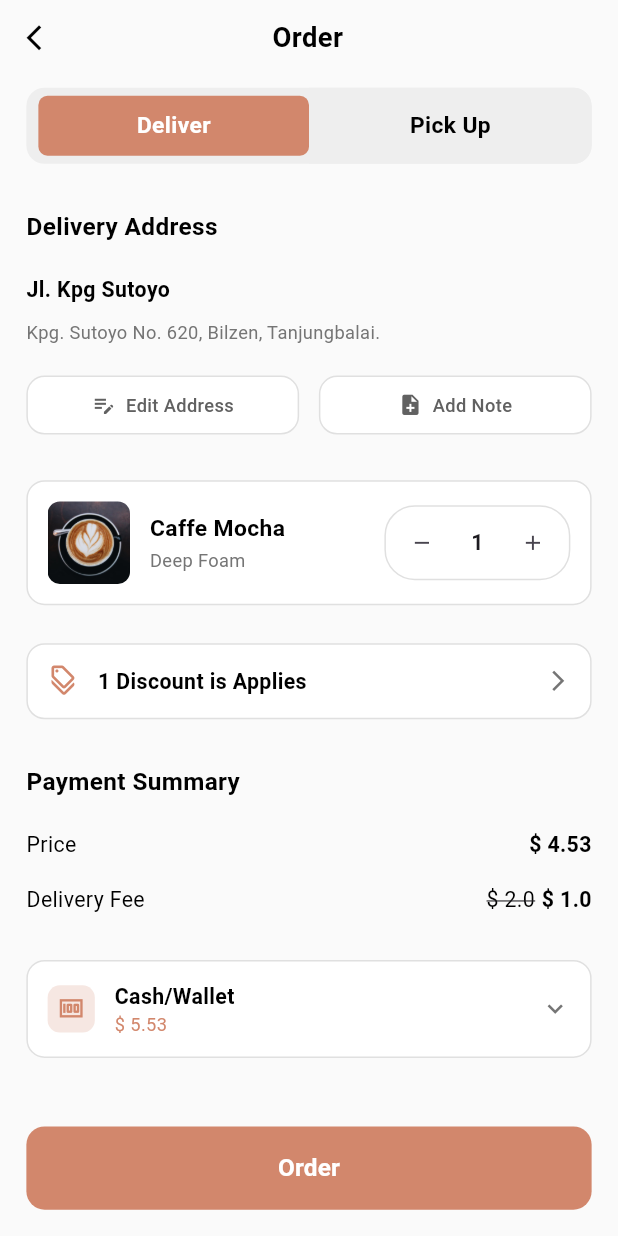
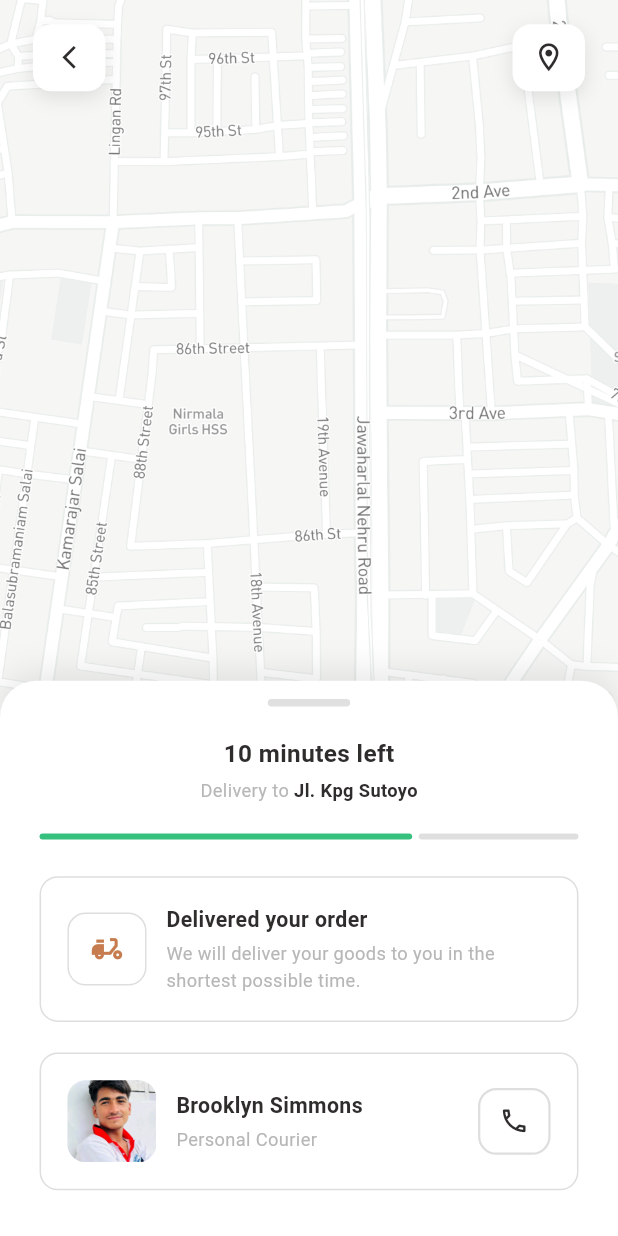
Before and after one commit to Nsushant1/coffee_shop_ui, a Flutter app: the OrderScreen screen opened directly, after a tap on "Order", on a phone screen of 412 x 824 dp. Run offline on Flutter 3.47's test engine with Material 3 defaults, Android fonts, the phone set to English and light mode, and no system bars; our stand-ins replace flutter_screenutil.

Commit message:
final commit

```diff
--- a/lib/screens/detail_screen.dart
+++ b/lib/screens/detail_screen.dart
@@ -242,6 +242,7 @@ class DetailScreen extends StatelessWidget {
                           ),
                           SizedBox(width: 20.w),
                           Expanded(
+                            //! Navigate to order screen
                             child: ElevatedButton(
                               onPressed: () {
                                 Navigator.push(
--- a/lib/screens/home_screen.dart
+++ b/lib/screens/home_screen.dart
@@ -256,6 +256,8 @@ class HomeScreen extends StatelessWidget {
     );
   }
 
+
+//! Navigate to detail screen
   Widget _buildNavItem(BuildContext context, IconData icon, bool isActive) {
     return GestureDetector(
       onTap: () {
@@ -264,6 +266,7 @@ class HomeScreen extends StatelessWidget {
           MaterialPageRoute(builder: (context) => DetailScreen()),
         );
       },
+      //! Method for bottom icons
       child: Icon(
         icon,
         color: isActive ? const Color(0xFFC67C4E) : const Color(0xFF8D8D8D),
--- /dev/null
+++ b/lib/screens/location_screen.dart
@@ -0,0 +1,323 @@
+import 'package:flutter/material.dart';
+import 'package:flutter_screenutil/flutter_screenutil.dart';
+
+class LocationScreen extends StatelessWidget {
+  const LocationScreen({super.key});
+
+  @override
+  Widget build(BuildContext context) {
+    return Scaffold(
+      body: Stack(
+        children: [
+          Container(
+            width: double.infinity,
+            height: double.infinity,
+            decoration: const BoxDecoration(
+              image: DecorationImage(
+                image: AssetImage('assets/images/map.png'),
+                fit: BoxFit.cover,
+              ),
+            ),
+          ),
+
+          SafeArea(
+            child: Padding(
+              padding: EdgeInsets.symmetric(horizontal: 20.w, vertical: 16.h),
+              child: Row(
+                mainAxisAlignment: MainAxisAlignment.spaceBetween,
+                children: [
+                  GestureDetector(
+                    onTap: () {
+                      Navigator.pop(context);
+                    },
+                    child: Container(
+                      width: 44.w,
+                      height: 44.h,
+                      decoration: BoxDecoration(
+                        color: Colors.white,
+                        borderRadius: BorderRadius.circular(12.r),
+                        boxShadow: [
+                          BoxShadow(
+                            color: Colors.black.withOpacity(0.1),
+                            blurRadius: 10,
+                            offset: const Offset(0, 4),
+                          ),
+                        ],
+                      ),
+                      child: Icon(
+                        Icons.arrow_back_ios_new,
+                        size: 18.sp,
+                        color: const Color(0xFF2F2D2C),
+                      ),
+                    ),
+                  ),
+
+                  Container(
+                    width: 44.w,
+                    height: 44.h,
+                    decoration: BoxDecoration(
+                      color: Colors.white,
+                      borderRadius: BorderRadius.circular(12.r),
+                      boxShadow: [
+                        BoxShadow(
+                          color: Colors.black.withOpacity(0.1),
+                          blurRadius: 10,
+                          offset: const Offset(0, 4),
+                        ),
+                      ],
+                    ),
+                    child: Icon(
+                      Icons.location_on_outlined,
+                      size: 22.sp,
+                      color: const Color(0xFF2F2D2C),
+                    ),
+                  ),
+                ],
+              ),
+            ),
+          ),
+
+          Align(
+            alignment: Alignment.bottomCenter,
+            child: Container(
+              decoration: BoxDecoration(
+                color: Colors.white,
+                borderRadius: BorderRadius.only(
+                  topLeft: Radius.circular(24.r),
+                  topRight: Radius.circular(24.r),
+                ),
+                boxShadow: [
+                  BoxShadow(
+                    color: Colors.black.withOpacity(0.1),
+                    blurRadius: 20,
+                    offset: const Offset(0, -4),
+                  ),
+                ],
+              ),
+              child: Column(
+                mainAxisSize: MainAxisSize.min,
+                children: [
+                  Container(
+                    margin: EdgeInsets.only(top: 12.h),
+                    width: 50.w,
+                    height: 5.h,
+                    decoration: BoxDecoration(
+                      color: const Color(0xFFE0E0E0),
+                      borderRadius: BorderRadius.circular(10.r),
+                    ),
+                  ),
+
+                  SizedBox(height: 20.h),
+
+                  Text(
+                    '10 minutes left',
+                    style: TextStyle(
+                      color: const Color(0xFF2F2D2C),
+                      fontSize: 16.sp,
+                      fontWeight: FontWeight.w600,
+                    ),
+                  ),
+
+                  SizedBox(height: 4.h),
+
+                  Row(
+                    mainAxisAlignment: MainAxisAlignment.center,
+                    children: [
+                      Text(
+                        'Delivery to ',
+                        style: TextStyle(
+                          color: const Color(0xFFB7B7B7),
+                          fontSize: 12.sp,
+                          fontWeight: FontWeight.w400,
+                        ),
+                      ),
+                      Text(
+                        'Jl. Kpg Sutoyo',
+                        style: TextStyle(
+                          color: const Color(0xFF2F2D2C),
+                          fontSize: 12.sp,
+                          fontWeight: FontWeight.w600,
+                        ),
+                      ),
+                    ],
+                  ),
+
+                  SizedBox(height: 20.h),
+
+                  Padding(
+                    padding: EdgeInsets.symmetric(horizontal: 24.w),
+                    child: Row(
+                      children: [
+                        Expanded(
+                          flex: 7,
+                          child: Container(
+                            height: 4.h,
+                            decoration: BoxDecoration(
+                              color: const Color(0xFF36C07E),
+                              borderRadius: BorderRadius.circular(10.r),
+                            ),
+                          ),
+                        ),
+                        SizedBox(width: 4.w),
+                        Expanded(
+                          flex: 3,
+                          child: Container(
+                            height: 4.h,
+                            decoration: BoxDecoration(
+                              color: const Color(0xFFDFDFDF),
+                              borderRadius: BorderRadius.circular(10.r),
+                            ),
+                          ),
+                        ),
+                      ],
+                    ),
+                  ),
+
+                  SizedBox(height: 24.h),
+
+                  Padding(
+                    padding: EdgeInsets.symmetric(horizontal: 24.w),
+                    child: Container(
+                      padding: EdgeInsets.all(16.w),
+                      decoration: BoxDecoration(
+                        border: Border.all(
+                          color: const Color(0xFFDEDEDE),
+                          width: 1,
+                        ),
+                        borderRadius: BorderRadius.circular(12.r),
+                      ),
+                      child: Row(
+                        children: [
+                          Container(
+                            width: 48.w,
+                            height: 48.h,
+                            decoration: BoxDecoration(
+                              color: Colors.white,
+                              borderRadius: BorderRadius.circular(12.r),
+                              border: Border.all(
+                                color: const Color(0xFFDEDEDE),
+                                width: 1,
+                              ),
+                            ),
+                            child: Icon(
+                              Icons.delivery_dining,
+                              color: const Color(0xFFC67C4E),
+                              size: 24.sp,
+                            ),
+                          ),
+
+                          SizedBox(width: 12.w),
+
+                          Expanded(
+                            child: Column(
+                              crossAxisAlignment: CrossAxisAlignment.start,
+                              children: [
+                                Text(
+                                  'Delivered your order',
+                                  style: TextStyle(
+                                    color: const Color(0xFF2F2D2C),
+                                    fontSize: 14.sp,
+                                    fontWeight: FontWeight.w600,
+                                  ),
+                                ),
+                                SizedBox(height: 4.h),
+                                Text(
+                                  'We will deliver your goods to you in the shortest possible time.',
+                                  style: TextStyle(
+                                    color: const Color(0xFFB7B7B7),
+                                    fontSize: 12.sp,
+                                    fontWeight: FontWeight.w400,
+                                    height: 1.5,
+                                  ),
+                                ),
+                              ],
+                            ),
+                          ),
+                        ],
+                      ),
+                    ),
+                  ),
+
+                  SizedBox(height: 20.h),
+
+                  Padding(
+                    padding: EdgeInsets.symmetric(horizontal: 24.w),
+                    child: Container(
+                      padding: EdgeInsets.all(16.w),
+                      decoration: BoxDecoration(
+                        borderRadius: BorderRadius.circular(12.r),
+                        border: Border.all(
+                          color: const Color(0xFFDEDEDE),
+                          width: 1,
+                        ),
+                      ),
+                      child: Row(
+                        children: [
+                          ClipRRect(
+                            borderRadius: BorderRadius.circular(12.r),
+                            child: Image.asset(
+                              'assets/images/me.jpeg',
+                              width: 54.w,
+                              height: 54.h,
+                              fit: BoxFit.cover,
+                            ),
+                          ),
+
+                          SizedBox(width: 12.w),
+
+                          Expanded(
+                            child: Column(
+                              crossAxisAlignment: CrossAxisAlignment.start,
+                              children: [
+                                Text(
+                                  'Brooklyn Simmons',
+                                  style: TextStyle(
+                                    color: const Color(0xFF2F2D2C),
+                                    fontSize: 14.sp,
+                                    fontWeight: FontWeight.w600,
+                                  ),
+                                ),
+                                SizedBox(height: 4.h),
+                                Text(
+                                  'Personal Courier',
+                                  style: TextStyle(
+                                    color: const Color(0xFFB7B7B7),
+                                    fontSize: 12.sp,
+                                    fontWeight: FontWeight.w400,
+                                  ),
+                                ),
+                              ],
+                            ),
+                          ),
+
+                          Container(
+                            width: 44.w,
+                            height: 44.h,
+                            decoration: BoxDecoration(
+                              borderRadius: BorderRadius.circular(12.r),
+                              border: Border.all(
+                                color: const Color(0xFFDEDEDE),
+                                width: 1.5,
+                              ),
+                            ),
+                            child: Icon(
+                              Icons.phone_outlined,
+                              color: const Color(0xFF2F2D2C),
+                              size: 20.sp,
+                            ),
+                          ),
+                        ],
+                      ),
+                    ),
+                  ),
+
+                  SizedBox(height: 30.h),
+                ],
+              ),
+            ),
+          ),
+        ],
+      ),
+    );
+  }
+}
--- a/lib/screens/order_screen.dart
+++ b/lib/screens/order_screen.dart
@@ -1,3 +1,4 @@
+import 'package:coffee_shop_app/screens/location_screen.dart';
 import 'package:flutter/material.dart';
 import 'package:flutter_screenutil/flutter_screenutil.dart';
 
@@ -402,9 +403,14 @@ class OrderScreen extends StatelessWidget {
             Container(
               width: double.infinity,
               padding: EdgeInsets.all(16.w),
-
+              //!navugate to last screeenn
               child: ElevatedButton(
-                onPressed: () {},
+                onPressed: () {
+                  Navigator.push(
+                    context,
+                    MaterialPageRoute(builder: (context) => LocationScreen()),
+                  );
+                },
                 style: ElevatedButton.styleFrom(
                   backgroundColor: Color(0xFFD2876C),
                   padding: EdgeInsets.symmetric(vertical: 16.h),
@@ -429,6 +435,7 @@ class OrderScreen extends StatelessWidget {
     );
   }
 
+  //! method for add order and notes button
   Widget _buildActionButton(IconData icon, String label) {
     return Expanded(
       child: Container(
--- a/lib/screens/splash_screen.dart
+++ b/lib/screens/splash_screen.dart
@@ -64,6 +64,8 @@ class SplashScreen extends StatelessWidget {
                   SizedBox(
                     width: double.infinity,
                     height: 50.h,
+
+                    //! Navgate to home screen
                     child: ElevatedButton(
                       onPressed: () {
                         Navigator.push(
```
Also changed, not shown: assets/images/map.png (added), assets/images/me.jpeg (added).
